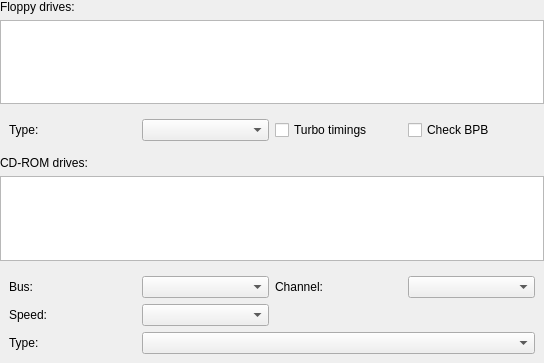
First picture: the form in src/qt/qt_settingsfloppycdrom.ui, repository 86Box/86Box, before the edit.
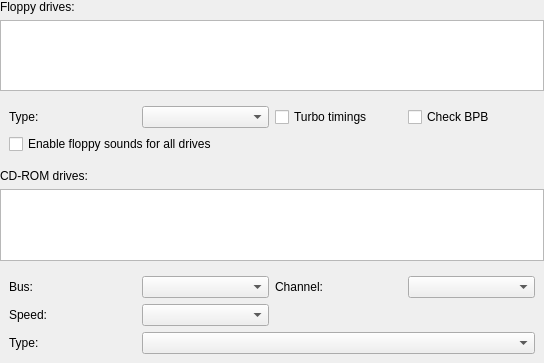
Second picture: the form after the edit.

Commit message: Menu options to enable / disable fdd sound for all drives. DISABLE_FDD_AUDIO definition added, to disable the feature via cmake/build.

What changed in the file:
```diff
--- a/src/qt/qt_settingsfloppycdrom.ui
+++ b/src/qt/qt_settingsfloppycdrom.ui
@@ -66,6 +66,8 @@
    </item>
    <item>
     <widget class="QWidget" name="floppyControls" native="true">
+     <layout class="QVBoxLayout" name="floppyVerticalLayout">
+      <item>
      <layout class="QHBoxLayout" name="horizontalLayout">
       <item>
        <widget class="QLabel" name="labelFloppyType">
@@ -96,6 +98,15 @@
        </widget>
       </item>
      </layout>
+      </item>
+      <item>
+       <widget class="QCheckBox" name="checkBoxFloppySounds">
+        <property name="text">
+         <string>Enable floppy sounds for all drives</string>
+        </property>
+       </widget>
+      </item>
+     </layout>
     </widget>
    </item>
    <item>
```
Left out of the diff: 1 changed line with no effect on the pictures. Lines whose indentation alone changed are shown as unchanged. The commit also changes 12 other files.
